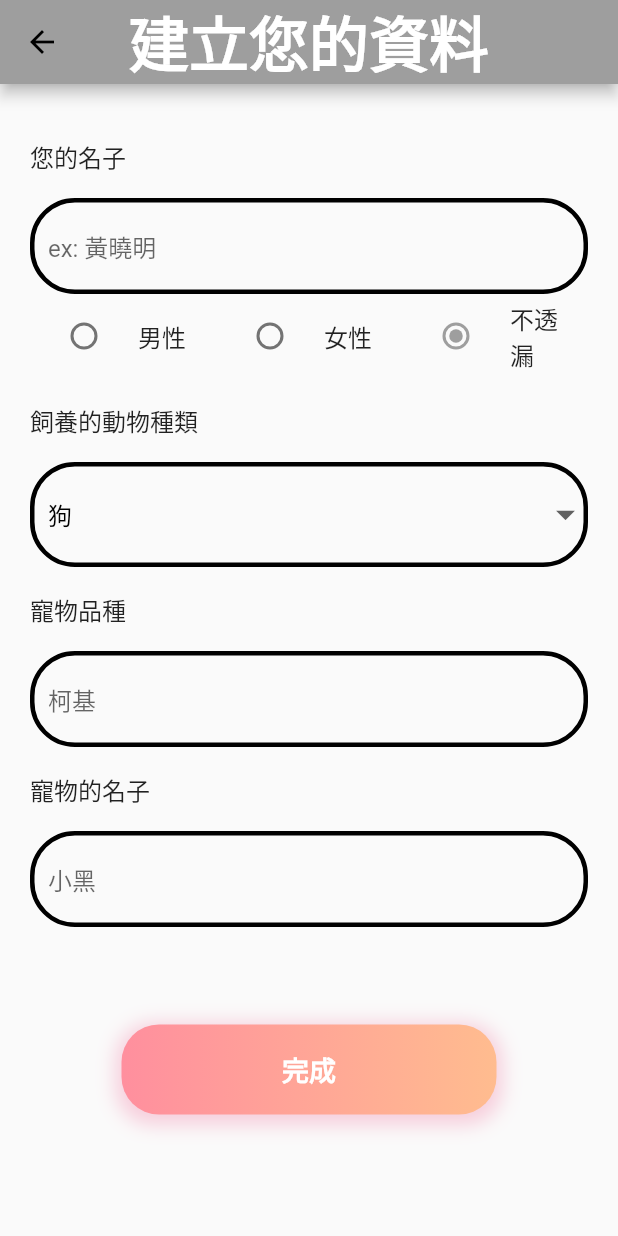
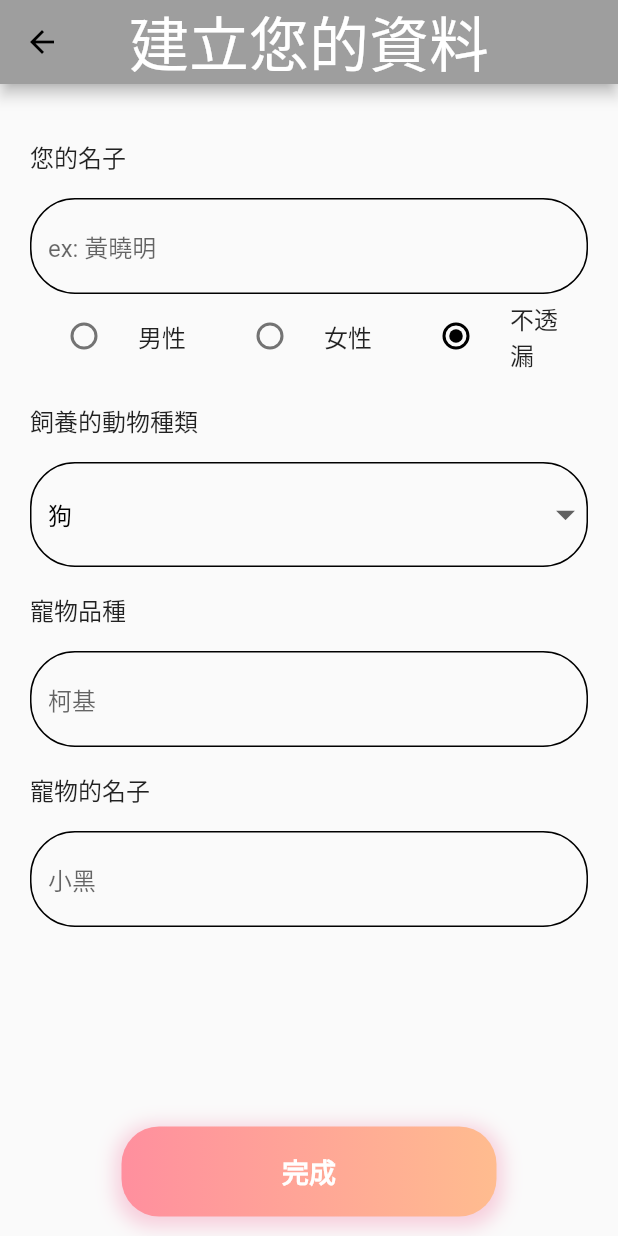
Before and after one commit to yu-hsiennn/Pet-App, a Flutter app: the EditPersonDataPage screen opened directly, on a phone screen of 412 x 824 dp. Run offline on Flutter 3.47's test engine with Material 2 defaults, Android fonts, the phone set to English and light mode, and no system bars; our stand-ins replace speech_to_text; Roboto replaces fonts that are missing (Netflix).

Commit message:
incremental changes

```diff
--- a/lib/CustomButton.dart
+++ b/lib/CustomButton.dart
@@ -69,7 +69,7 @@ class _CustomButtonState extends State<CustomButton> {
                 offset: Offset(0, 3),
               )
             ]),
-        margin: EdgeInsets.all(5),
+        margin: EdgeInsets.symmetric(horizontal: 5),
         height: widget.height,
         width: widget.width,
         child: Center(
--- a/lib/EditPersonData.dart
+++ b/lib/EditPersonData.dart
@@ -26,9 +26,14 @@ class _EditPersonDataPageState extends State<EditPersonDataPage> {
 
   Widget buildIntroTextField(String hints) {
     return TextField(
+        cursorColor: Colors.black,
         decoration: InputDecoration(
+          focusedBorder: OutlineInputBorder(
+            borderSide: BorderSide(width: 3),
+            borderRadius: BorderRadius.circular(30.0),
+          ),
           enabledBorder: OutlineInputBorder(
-        borderSide: BorderSide(width: 3),
+            borderSide: BorderSide(width: 1),
             borderRadius: BorderRadius.circular(30.0),
           ),
           hintText: hints,
@@ -50,6 +55,7 @@ class _EditPersonDataPageState extends State<EditPersonDataPage> {
       children: <Widget>[
         Flexible(
           child: RadioListTile(
+            activeColor: Colors.black,
             title: const Text("男性"),
             value: "male",
             groupValue: gender,
@@ -62,6 +68,7 @@ class _EditPersonDataPageState extends State<EditPersonDataPage> {
         ),
         Flexible(
           child: RadioListTile(
+            activeColor: Colors.black,
             title: const Text("女性"),
             value: "female",
             groupValue: gender,
@@ -74,6 +81,7 @@ class _EditPersonDataPageState extends State<EditPersonDataPage> {
         ),
         Flexible(
           child: RadioListTile(
+            activeColor: Colors.black,
             title: const Text("不透漏"),
             value: "unknown",
             groupValue: gender,
@@ -92,7 +100,7 @@ class _EditPersonDataPageState extends State<EditPersonDataPage> {
     return DropdownButtonFormField(
       decoration: InputDecoration(
         enabledBorder: OutlineInputBorder(
-          borderSide: BorderSide(width: 3),
+          borderSide: BorderSide(width: 1),
           borderRadius: BorderRadius.circular(30.0),
         ),
         focusedBorder: OutlineInputBorder(
@@ -107,38 +115,35 @@ class _EditPersonDataPageState extends State<EditPersonDataPage> {
           child: Text(
             "狗",
             overflow: TextOverflow.ellipsis,
-            style: TextStyle(color: type == "Dog" ? Colors.black : Colors.grey),
+            style: TextStyle(color: Colors.black),
           ),
         ),
         DropdownMenuItem(
           value: "Cat",
           child: Text(
             "貓",
-            style: TextStyle(color: type == "Cat" ? Colors.black : Colors.grey),
+            style: TextStyle(color: Colors.black),
           ),
         ),
         DropdownMenuItem(
           value: "Dolphin",
           child: Text(
             "海豚",
-            style: TextStyle(
-                color: type == "Dolphin" ? Colors.black : Colors.grey),
+            style: TextStyle(color: Colors.black),
           ),
         ),
         DropdownMenuItem(
           value: "Dinosaur",
           child: Text(
             "恐龍",
-            style: TextStyle(
-                color: type == "Dinosaur" ? Colors.black : Colors.grey),
+            style: TextStyle(color: Colors.black),
           ),
         ),
         DropdownMenuItem(
           value: "Others",
           child: Text(
             "其他",
-            style:
-                TextStyle(color: type == "Others" ? Colors.black : Colors.grey),
+            style: TextStyle(color: Colors.black),
           ),
         ),
       ],
@@ -162,18 +167,15 @@ class _EditPersonDataPageState extends State<EditPersonDataPage> {
         appBar: AppBar(
           centerTitle: true,
           title: const Text("建立您的資料"),
-          titleTextStyle: TextStyle(fontSize: 40, fontWeight: FontWeight.bold),
+          titleTextStyle: TextStyle(fontSize: 40),
         ),
-        body: Padding(
-            padding: const EdgeInsets.all(20),
-            child: Column(
-              crossAxisAlignment: CrossAxisAlignment.start,
+        body: Column(
+          crossAxisAlignment: CrossAxisAlignment.center,
           children: [
             // Bottom Overflow!!
-                Flexible(
-                  child: Column(
-                    mainAxisAlignment: MainAxisAlignment.start,
-                    crossAxisAlignment: CrossAxisAlignment.start,
+            Expanded(
+              child: ListView(
+                padding: EdgeInsets.all(20),
                 children: [
                   buildTitle('您的名子'),
                   buildIntroTextField("ex: 黃曉明"),
@@ -186,16 +188,14 @@ class _EditPersonDataPageState extends State<EditPersonDataPage> {
                   buildIntroTextField("小黑"),
                 ],
               ),
-                  flex: 6,
             ),
-                Flexible(
+            Container(
               child: Center(
                 child: buildNextStepButton(),
               ),
-                  flex: 2,
             )
           ],
-            )));
+        ));
   }
 }
 
```
Also changed, not shown: lib/RegisterPage.dart (+32 -15 lines). Lines whose indentation alone changed are shown as unchanged.
